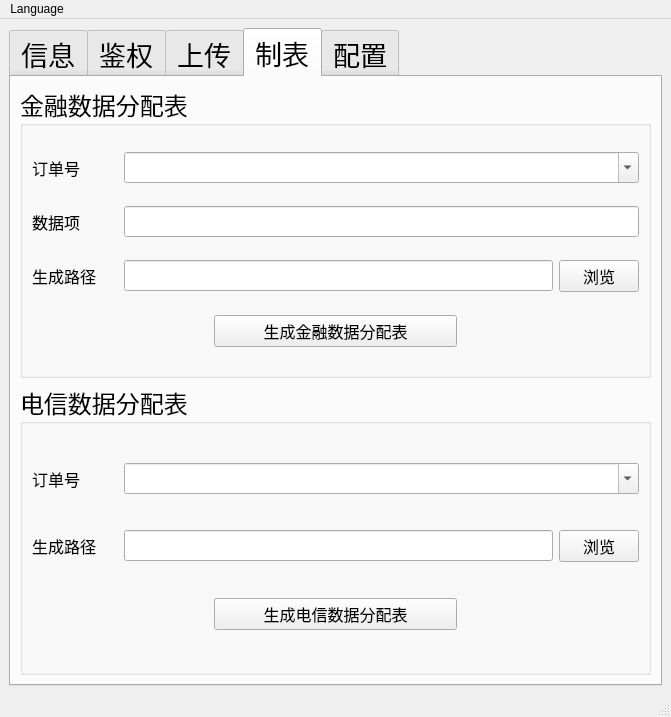
Old version of the form res/ui/main_window.ui in the repository zelviner/DataHandler.
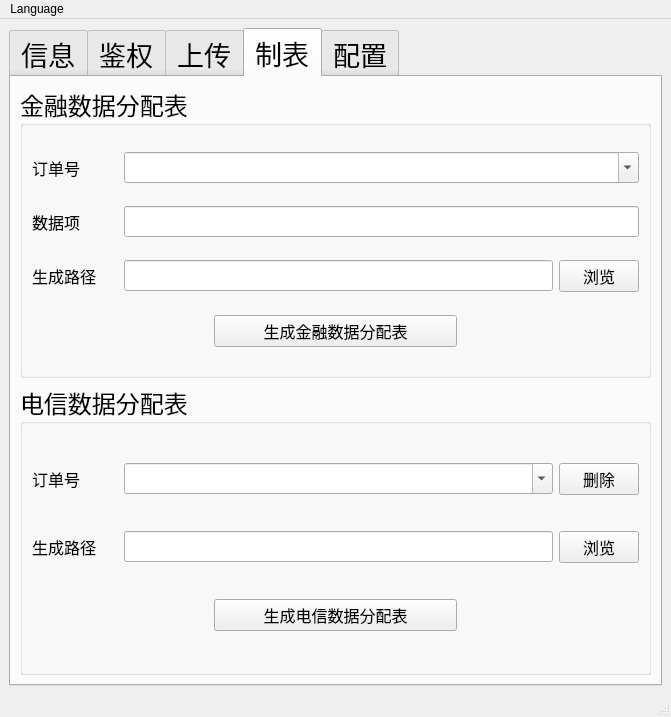
New version of the form. The open tabs and pages were chosen to show the change.

Commit message: feat: 添加删除电信订单功能并重构相关UI组件

Patch:
```diff
--- a/res/ui/main_window.ui
+++ b/res/ui/main_window.ui
@@ -1423,9 +1423,11 @@
           </property>
           <layout class="QVBoxLayout" name="verticalLayout_16">
            <item>
+            <layout class="QHBoxLayout" name="horizontalLayout_73">
+             <item>
             <layout class="QHBoxLayout" name="horizontalLayout_64" stretch="10">
              <item>
-              <layout class="QHBoxLayout" name="horizontalLayout_65" stretch="1,6">
+                <layout class="QHBoxLayout" name="horizontalLayout_65" stretch="1,5">
                <item>
                 <widget class="QLabel" name="label_23">
                  <property name="font">
@@ -1457,6 +1459,21 @@
             </layout>
            </item>
            <item>
+              <widget class="QPushButton" name="telecom_delete_order_btn">
+               <property name="font">
+                <font>
+                 <family>微软雅黑</family>
+                 <pointsize>12</pointsize>
+                </font>
+               </property>
+               <property name="text">
+                <string>删除</string>
+               </property>
+              </widget>
+             </item>
+            </layout>
+           </item>
+           <item>
             <layout class="QHBoxLayout" name="horizontalLayout_68" stretch="9,1">
              <item>
               <layout class="QHBoxLayout" name="horizontalLayout_69" stretch="1,5">
```
Left out of the diff: 12 changed lines with no effect on the pictures. Lines whose indentation alone changed are shown as unchanged. The commit also changes 16 other files.
